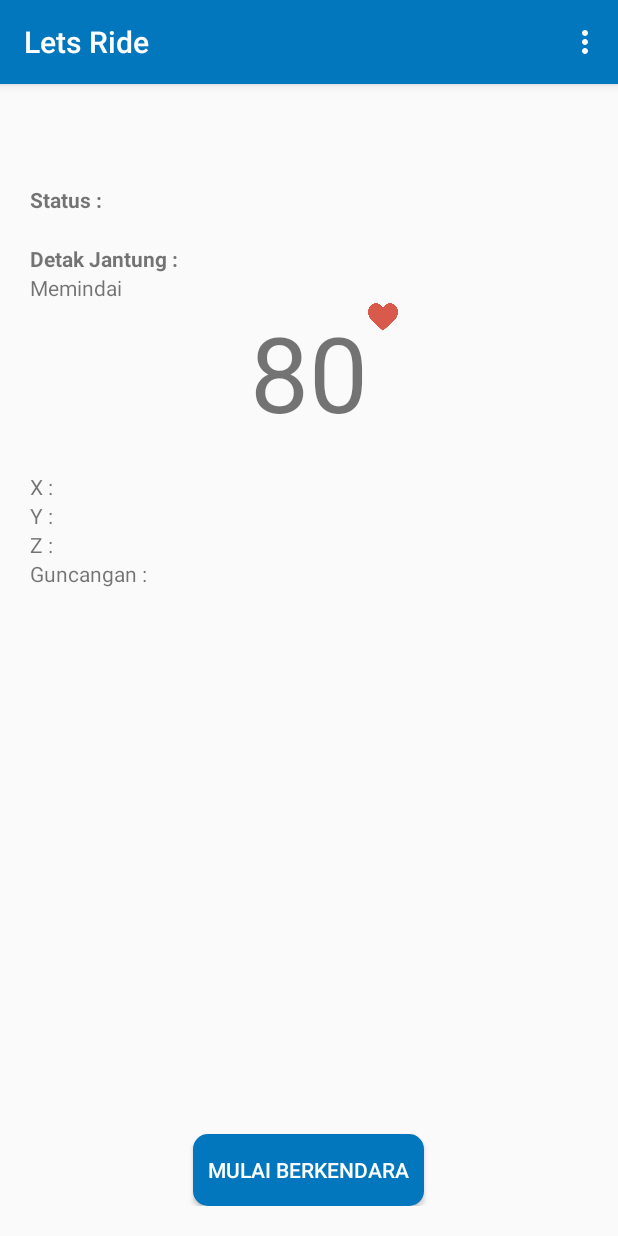
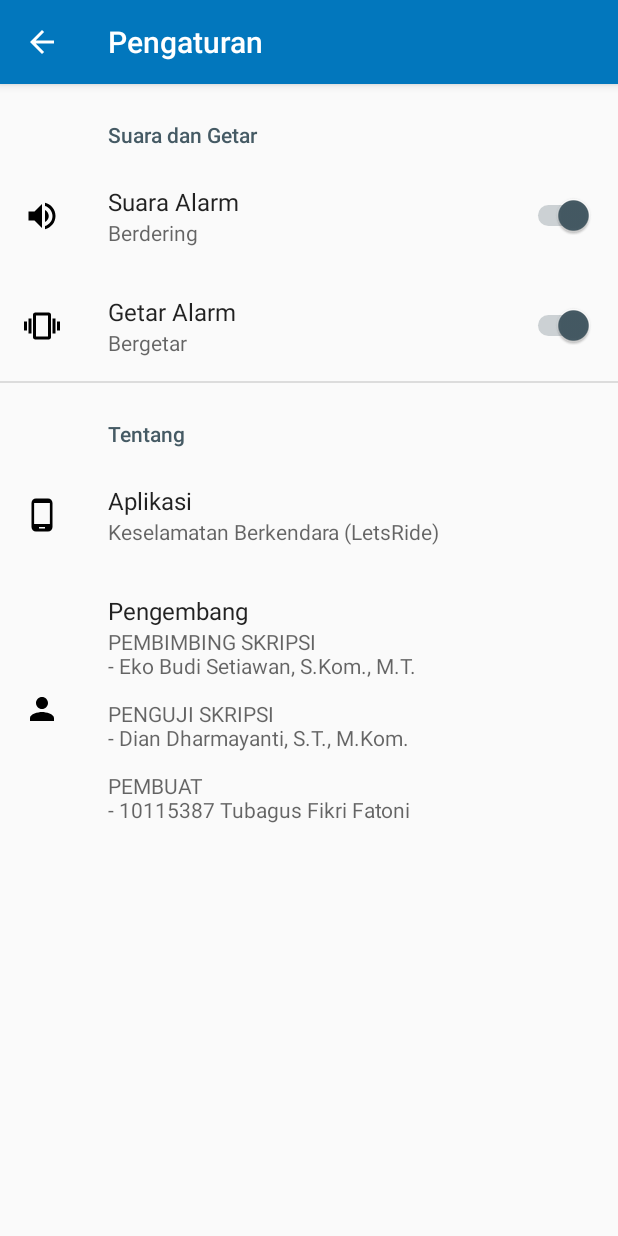
Before and after one commit to tbfikrif/SmartRider, an Android app: the MainActivity screen opened directly, with no data from a screen before it, in the options menu, after a tap on "Pengaturan", on a phone screen of 412 x 824 dp. Run offline under Robolectric (Android 15) with nearby library versions, the phone set to English and light mode, and no system bars; our stand-ins replace androidx.preference; network calls fail.

Commit message:
Ubah Nomor, Pengaturan Suara, Ubah Tampilan Utama

```diff
--- a/app/build.gradle
+++ b/app/build.gradle
@@ -24,6 +24,7 @@ dependencies {
     implementation 'com.android.support.constraint:constraint-layout:1.1.3'
     implementation 'com.android.support:design:28.0.0'
     implementation 'com.android.support:support-annotations:28.0.0'
+    implementation 'com.android.support:preference-v7:28.0.0'
     implementation 'android.arch.lifecycle:extensions:1.1.1'
     implementation 'com.android.volley:volley:1.1.0'
     testImplementation 'junit:junit:4.12'
--- /dev/null
+++ b/app/src/main/java/id/kertas/smartrider/activity/SettingsActivity.java
@@ -0,0 +1,15 @@
+package id.kertas.smartrider.activity;
+
+import android.support.v7.app.AppCompatActivity;
+import android.os.Bundle;
+
+import id.kertas.smartrider.R;
+
+public class SettingsActivity extends AppCompatActivity {
+
+    @Override
+    protected void onCreate(Bundle savedInstanceState) {
+        super.onCreate(savedInstanceState);
+        setContentView(R.layout.activity_setting);
+    }
+}
--- /dev/null
+++ b/app/src/main/java/id/kertas/smartrider/fragment/SettingsFragment.java
@@ -0,0 +1,14 @@
+package id.kertas.smartrider.fragment;
+
+import android.os.Bundle;
+import android.support.v7.preference.PreferenceFragmentCompat;
+
+import id.kertas.smartrider.R;
+
+public class SettingsFragment extends PreferenceFragmentCompat {
+    @Override
+    public void onCreatePreferences(Bundle savedInstanceState, String rootKey) {
+        addPreferencesFromResource(R.xml.settings_pref);
+
+    }
+}
--- a/app/src/main/java/id/kertas/smartrider/util/Server.java
+++ b/app/src/main/java/id/kertas/smartrider/util/Server.java
@@ -1,5 +1,6 @@
 package id.kertas.smartrider.util;
 
 public class Server {
-    public static final String URL = "http://letsride.kertasdev.my.id/";
+    //public static final String URL = "http://letsride.kertasdev.my.id/";
+    public static final String URL = "http://192.168.1.3/letsride/";
 }
--- /dev/null
+++ b/app/src/main/res/drawable/ic_person.xml
@@ -0,0 +1,9 @@
+<vector xmlns:android="http://schemas.android.com/apk/res/android"
+        android:width="24dp"
+        android:height="24dp"
+        android:viewportWidth="24.0"
+        android:viewportHeight="24.0">
+    <path
+        android:fillColor="#FF000000"
+        android:pathData="M12,12c2.21,0 4,-1.79 4,-4s-1.79,-4 -4,-4 -4,1.79 -4,4 1.79,4 4,4zM12,14c-2.67,0 -8,1.34 -8,4v2h16v-2c0,-2.66 -5.33,-4 -8,-4z"/>
+</vector>
--- /dev/null
+++ b/app/src/main/res/drawable/ic_phone.xml
@@ -0,0 +1,9 @@
+<vector xmlns:android="http://schemas.android.com/apk/res/android"
+        android:width="24dp"
+        android:height="24dp"
+        android:viewportWidth="24.0"
+        android:viewportHeight="24.0">
+    <path
+        android:fillColor="#FF000000"
+        android:pathData="M16,1L8,1C6.34,1 5,2.34 5,4v16c0,1.66 1.34,3 3,3h8c1.66,0 3,-1.34 3,-3L19,4c0,-1.66 -1.34,-3 -3,-3zM14,21h-4v-1h4v1zM17.25,18L6.75,18L6.75,4h10.5v14z"/>
+</vector>
--- /dev/null
+++ b/app/src/main/res/drawable/ic_vibration.xml
@@ -0,0 +1,9 @@
+<vector xmlns:android="http://schemas.android.com/apk/res/android"
+        android:width="24dp"
+        android:height="24dp"
+        android:viewportWidth="24.0"
+        android:viewportHeight="24.0">
+    <path
+        android:fillColor="#FF000000"
+        android:pathData="M0,15h2L2,9L0,9v6zM3,17h2L5,7L3,7v10zM22,9v6h2L24,9h-2zM19,17h2L21,7h-2v10zM16.5,3h-9C6.67,3 6,3.67 6,4.5v15c0,0.83 0.67,1.5 1.5,1.5h9c0.83,0 1.5,-0.67 1.5,-1.5v-15c0,-0.83 -0.67,-1.5 -1.5,-1.5zM16,19L8,19L8,5h8v14z"/>
+</vector>
--- /dev/null
+++ b/app/src/main/res/drawable/ic_volume.xml
@@ -0,0 +1,9 @@
+<vector xmlns:android="http://schemas.android.com/apk/res/android"
+        android:width="24dp"
+        android:height="24dp"
+        android:viewportWidth="24.0"
+        android:viewportHeight="24.0">
+    <path
+        android:fillColor="#FF000000"
+        android:pathData="M3,9v6h4l5,5L12,4L7,9L3,9zM16.5,12c0,-1.77 -1.02,-3.29 -2.5,-4.03v8.05c1.48,-0.73 2.5,-2.25 2.5,-4.02zM14,3.23v2.06c2.89,0.86 5,3.54 5,6.71s-2.11,5.85 -5,6.71v2.06c4.01,-0.91 7,-4.49 7,-8.77s-2.99,-7.86 -7,-8.77z"/>
+</vector>
--- a/app/src/main/res/layout/activity_main.xml
+++ b/app/src/main/res/layout/activity_main.xml
@@ -105,68 +105,73 @@
         android:paddingTop="20dp">
 
         <LinearLayout
+            android:layout_width="match_parent"
+            android:layout_height="wrap_content"
+            android:weightSum="3"
+            android:orientation="horizontal">
+            <LinearLayout
                 android:layout_width="wrap_content"
                 android:layout_height="wrap_content"
+                android:layout_weight="1"
                 android:orientation="horizontal">
                 <TextView
                     android:layout_width="wrap_content"
                     android:layout_height="wrap_content"
+                    android:textColor="@color/colorRed"
                     android:text="X : "/>
                 <TextView
                     android:id="@+id/txtX"
                     android:layout_width="wrap_content"
                     android:layout_height="wrap_content"
-                android:layout_weight="0.1"
+                    android:textColor="@color/colorRed"
                     android:textStyle="bold" />
             </LinearLayout>
 
             <LinearLayout
                 android:layout_width="wrap_content"
                 android:layout_height="wrap_content"
+                android:layout_weight="1"
                 android:orientation="horizontal">
                 <TextView
                     android:layout_width="wrap_content"
                     android:layout_height="wrap_content"
+                    android:textColor="@color/colorGreen"
                     android:text="Y : "/>
                 <TextView
                     android:id="@+id/txtY"
                     android:layout_width="wrap_content"
                     android:layout_height="wrap_content"
-                android:layout_weight="0.1"
+                    android:textColor="@color/colorGreen"
                     android:textStyle="bold" />
             </LinearLayout>
 
             <LinearLayout
                 android:layout_width="wrap_content"
                 android:layout_height="wrap_content"
+                android:layout_weight="1"
                 android:orientation="horizontal">
                 <TextView
                     android:layout_width="wrap_content"
                     android:layout_height="wrap_content"
+                    android:textColor="@color/colorBlue"
                     android:text="Z : "/>
                 <TextView
                     android:id="@+id/txtZ"
                     android:layout_width="wrap_content"
                     android:layout_height="wrap_content"
-                android:layout_weight="0.1"
+                    android:textColor="@color/colorBlue"
                     android:textStyle="bold" />
             </LinearLayout>
+        </LinearLayout>
 
-        <LinearLayout
-            android:layout_width="wrap_content"
-            android:layout_height="wrap_content"
-            android:orientation="horizontal">
-            <TextView
-                android:layout_width="wrap_content"
-                android:layout_height="wrap_content"
-                android:text="Guncangan : "/>
+
         <TextView
             android:id="@+id/txtAcceleration"
-                android:layout_width="wrap_content"
+            android:layout_width="match_parent"
             android:layout_height="wrap_content"
-                android:layout_weight="0.1"
+            android:textAlignment="center"
+            android:textSize="30sp"
             android:textStyle="bold" />
-        </LinearLayout>
 
     </LinearLayout>
 
--- a/app/src/main/res/values/colors.xml
+++ b/app/src/main/res/values/colors.xml
@@ -6,4 +6,6 @@
     <color name="colorPrimaryText">#ffffff</color>
     <color name="colorAccent">#455a64</color>
     <color name="colorRed">#d50000</color>
+    <color name="colorGreen">#00c853</color>
+    <color name="colorBlue">#2962ff</color>
 </resources>
--- a/app/src/main/res/values/strings.xml
+++ b/app/src/main/res/values/strings.xml
@@ -34,4 +34,7 @@
     <string name="invalid_username">Not a valid username</string>
     <string name="invalid_password">Password must be >5 characters</string>
     <string name="login_failed">"Login failed"</string>
+
+    <!-- TODO: Remove or change this placeholder text -->
+    <string name="hello_blank_fragment">Hello blank fragment</string>
 </resources>
--- a/app/src/main/res/values/styles.xml
+++ b/app/src/main/res/values/styles.xml
@@ -6,6 +6,7 @@
         <item name="colorPrimary">@color/colorPrimary</item>
         <item name="colorPrimaryDark">@color/colorPrimaryDark</item>
         <item name="colorAccent">@color/colorAccent</item>
+        <item name="preferenceTheme">@style/PreferenceThemeOverlay</item>
     </style>
 
 </resources>
--- /dev/null
+++ b/app/src/main/res/xml/settings_pref.xml
@@ -0,0 +1,30 @@
+<?xml version="1.0" encoding="utf-8"?>
+<PreferenceScreen xmlns:android="http://schemas.android.com/apk/res/android">
+    <PreferenceCategory android:title="Suara dan Getar">
+        <SwitchPreference
+            android:icon="@drawable/ic_volume"
+            android:defaultValue="true"
+            android:key="alarm_sound"
+            android:summaryOn="Berdering"
+            android:summaryOff="Tidak Berdering"
+            android:title="Suara Alarm"/>
+
+        <SwitchPreference
+            android:icon="@drawable/ic_vibration"
+            android:defaultValue="true"
+            android:key="alarm_vibrate"
+            android:summaryOn="Bergetar"
+            android:summaryOff="Tidak Bergetar"
+            android:title="Getar Alarm"/>
+    </PreferenceCategory>
+    <PreferenceCategory android:title="Tentang">
+        <Preference
+            android:title="Aplikasi"
+            android:icon="@drawable/ic_phone"
+            android:summary="Keselamatan Berkendara (LetsRide)"/>
+        <Preference
+            android:title="Pengembang"
+            android:icon="@drawable/ic_person"
+            android:summary="PEMBIMBING SKRIPSI\n- Eko Budi Setiawan, S.Kom., M.T.\n\nPENGUJI SKRIPSI\n- Dian Dharmayanti, S.T., M.Kom.\n\nPEMBUAT\n- 10115387 Tubagus Fikri Fatoni"/>
+    </PreferenceCategory>
+</PreferenceScreen>
```
Also changed, not shown: app/src/main/AndroidManifest.xml (+24 -6 lines), app/src/main/java/id/kertas/smartrider/activity/ChangeNumberActivity.java (added, +240 -0 lines), app/src/main/java/id/kertas/smartrider/activity/MainActivity.java (+67 -18 lines), app/src/main/res/drawable/ic_info.xml (added, +9 -0 lines), app/src/main/res/layout/activity_change_number.xml (added, +41 -0 lines), app/src/main/res/layout/activity_setting.xml (added, +7 -0 lines). Lines whose indentation alone changed are shown as unchanged.
